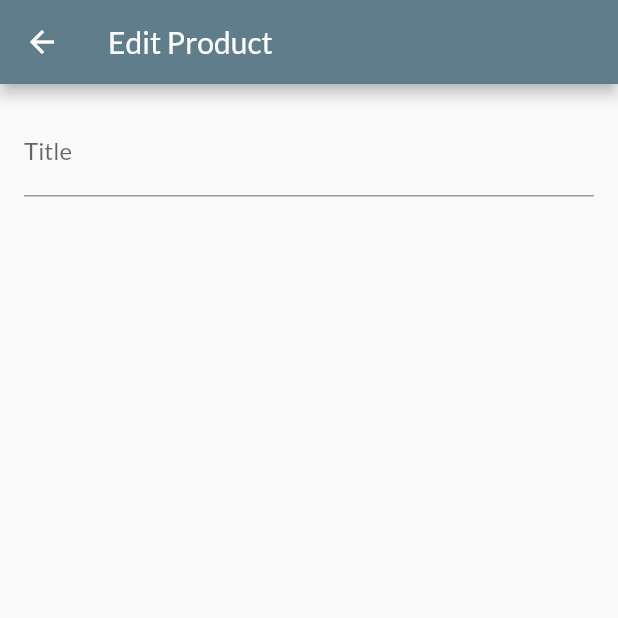
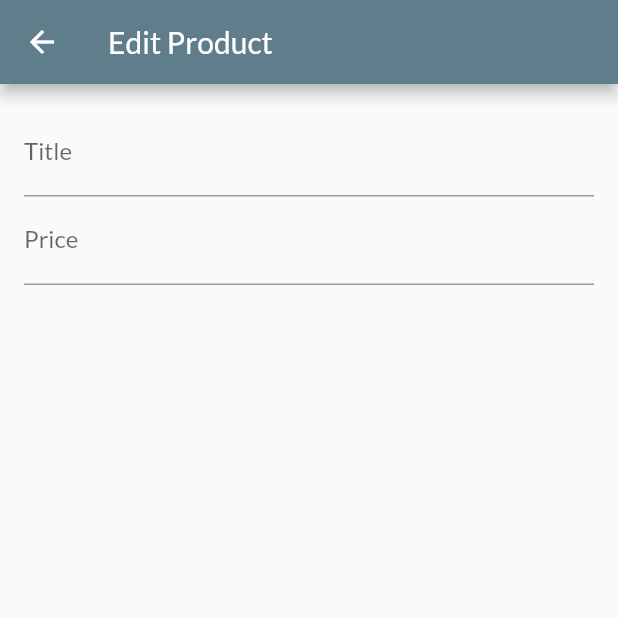
Before and after one commit to tullahnazari/shopapp, a Flutter app: the EditProductScreen screen opened by its route, on a phone screen of 412 x 824 dp, the top half of it. Run offline on Flutter 3.47's test engine with Material 2 defaults, Android fonts, the phone set to English and light mode, and no system bars; network calls fail.

Commit message:
changing form input focus by moving to next input smoothly

```diff
--- a/lib/screens/edit_product_screen.dart
+++ b/lib/screens/edit_product_screen.dart
@@ -9,6 +9,9 @@ class EditProductScreen extends StatefulWidget {
 
 class _EditProductScreenState extends State<EditProductScreen> {
 
+  //focuses on next input on keyboard after you click next
+  final _priceFocusNode = FocusNode();
+
   @override
   Widget build(BuildContext context) {
     return Scaffold(
@@ -18,15 +21,30 @@ class _EditProductScreenState extends State<EditProductScreen> {
       body: Padding(
         padding: const EdgeInsets.all(16.0),
         child: Form(
-          child: ListView(
+          //scrollable form, if in landscape mode form widget doesnt lose data
+          child: SingleChildScrollView(
+            child: Column(
             children: <Widget>[
               TextFormField(
                 decoration: InputDecoration(
                   labelText: 'Title'
                 ),
                 textInputAction: TextInputAction.next,
+                //when moving to next input via mobile keyboard
+                onFieldSubmitted: (_) {
+                  FocusScope.of(context).requestFocus(_priceFocusNode);
+                },
+              ),
+              TextFormField(
+                decoration: InputDecoration(
+                  labelText: 'Price'
+                ),
+                textInputAction: TextInputAction.next,
+                keyboardType: TextInputType.number,
+                focusNode: _priceFocusNode,
               ),
             ],),
+          ),
         ),
       ),
 
```
